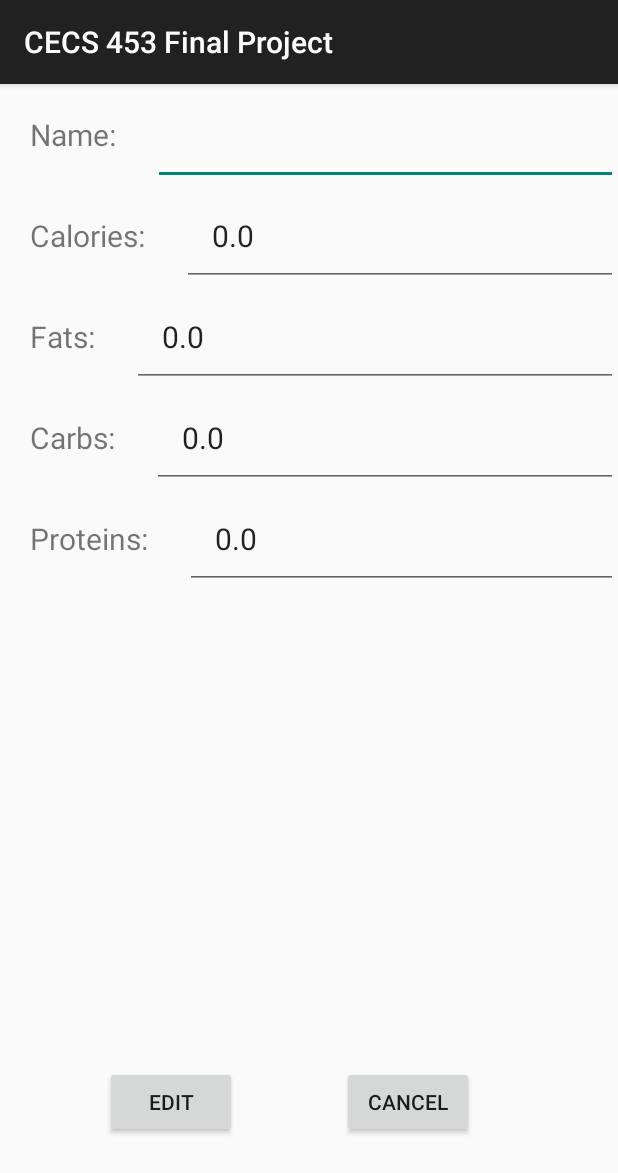
After one commit to MJSanfelippo/CECS453FinalProject, an Android app: the EditFoodInfoActivity screen opened directly, with no data from a screen before it, on a phone screen of 412 x 824 dp. The commit adds this screen. Shown: the top 1173 px of the screen. Run offline under Robolectric (Android 15) with nearby library versions, the phone set to English and light mode, and no system bars; 6 statements that could not run were skipped.

Commit message:
Nam implemented edit food functionality

```diff
--- a/app/src/main/AndroidManifest.xml
+++ b/app/src/main/AndroidManifest.xml
@@ -21,6 +21,7 @@
         <activity android:name=".DisplayFoodInfoActivity"></activity>
         <activity android:name=".ProfileActivity"></activity>
         <activity android:name=".AddNewFoodActivity"></activity>
+        <activity android:name=".EditFoodInfoActivity"></activity>
 
     </application>
 
--- /dev/null
+++ b/app/src/main/java/android/csulb/edu/cecs453finalproject/EditFoodInfoActivity.java
@@ -0,0 +1,121 @@
+package android.csulb.edu.cecs453finalproject;
+
+import android.content.Intent;
+import android.os.Bundle;
+import android.support.v7.app.AppCompatActivity;
+import android.view.View;
+import android.widget.Button;
+import android.widget.EditText;
+import android.widget.TextView;
+import android.widget.Toast;
+
+/**
+ * Created by Nam on 12/1/2017.
+ */
+
+public class EditFoodInfoActivity extends AppCompatActivity {
+
+    private EditText nameEditText;
+    private EditText caloriesEditText;
+    private EditText carbsEditText;
+    private EditText proteinsEditText;
+    private EditText fatsEditText;
+
+    Button editButton;
+    Button cancelButton;
+
+    @Override
+    protected void onCreate(Bundle savedInstanceState) {
+        super.onCreate(savedInstanceState);
+        setContentView(R.layout.activity_edit_food);
+
+        editButton = (Button) findViewById(R.id.editButton);
+        cancelButton = (Button) findViewById(R.id.cancelButton);
+
+        nameEditText = (EditText) findViewById(R.id.nameEditText);
+        caloriesEditText = (EditText) findViewById(R.id.caloriesEditText);
+        fatsEditText = (EditText) findViewById(R.id.fatsEditText);
+        carbsEditText = (EditText) findViewById(R.id.carbsEditText);
+        proteinsEditText = (EditText) findViewById(R.id.proteinsEditText);
+
+        Intent intent = getIntent();
+        Bundle b = intent.getExtras();
+
+        final FoodItem foodItem = (FoodItem)b.getSerializable("FoodItem");
+
+        String currentName = foodItem.getName();
+        double currentCalories = foodItem.getCalories();
+        double currentCarbs = foodItem.getCarbs();
+        double currentProteins = foodItem.getProtein();
+        double currentFats = foodItem.getFats();
+
+        nameEditText.setText(currentName);
+        caloriesEditText.setText(currentCalories+"");
+        carbsEditText.setText(currentCarbs+"");
+        proteinsEditText.setText(currentProteins+"");
+        fatsEditText.setText(currentFats+"");
+
+        editButton.setOnClickListener(new View.OnClickListener() {
+            @Override
+            public void onClick(View view) {
+
+                String name = "";
+                double calories = 0;
+                double carbs = 0;
+                double fats = 0;
+                double proteins = 0;
+
+                boolean nameExists = false;
+                boolean caloriesExists = false;
+
+                if (!nameEditText.getText().toString().trim().equals("")){
+                    name = nameEditText.getText().toString().trim();
+                    nameExists = true;
+                } else {
+                    Toast.makeText(getApplicationContext(), "The food item needs a name", Toast.LENGTH_LONG).show();
+                }
+                if (!caloriesEditText.getText().toString().trim().equals("")){
+                    caloriesExists = true;
+                    calories = Double.parseDouble(caloriesEditText.getText().toString().trim());
+                } else {
+                    Toast.makeText(getApplicationContext(), "The food item needs an amount of calories", Toast.LENGTH_LONG).show();
+                }
+                if (!carbsEditText.getText().toString().trim().equals("")){
+                    carbs = Double.parseDouble(carbsEditText.getText().toString().trim());
+                }
+                if (!fatsEditText.getText().toString().trim().equals("")){
+                    fats = Double.parseDouble(fatsEditText.getText().toString().trim());
+                }
+                if (!proteinsEditText.getText().toString().trim().equals("")){
+                    proteins = Double.parseDouble(proteinsEditText.getText().toString().trim());
+                }
+                if (nameExists && caloriesExists){
+                    Intent intent = new Intent(EditFoodInfoActivity.this, MainActivity.class);
+                    Intent i = getIntent();
+                    String date = i.getStringExtra("date");
+                    FoodItem item = foodItem;
+                    item.setName(name);
+                    item.setCalories((int) calories);
+                    item.setCarbs((int) carbs);
+                    item.setFats((int) fats);
+                    item.setProtein((int) proteins);
+                    FoodDB db = new FoodDB(getApplicationContext());
+                    db.updateFood(item);
+                    db.close();
+                    startActivity(intent);
+                }
+
+            }
+        });
+
+        cancelButton.setOnClickListener(new View.OnClickListener() {
+            @Override
+            public void onClick(View view) {
+                Intent intent = new Intent(EditFoodInfoActivity.this, MainActivity.class);
+                startActivity(intent);
+            }
+        });
+
+
+    }
+}
--- a/app/src/main/java/android/csulb/edu/cecs453finalproject/FoodItem.java
+++ b/app/src/main/java/android/csulb/edu/cecs453finalproject/FoodItem.java
@@ -1,5 +1,6 @@
 package android.csulb.edu.cecs453finalproject;
 
+import java.io.Serializable;
 import java.text.SimpleDateFormat;
 import java.util.Calendar;
 
@@ -7,7 +8,7 @@ import java.util.Calendar;
  * Created by Michael on 11/11/2017.
  */
 
-public class FoodItem {
+public class FoodItem implements Serializable{
 
     private int id;
     private String name;
--- a/app/src/main/java/android/csulb/edu/cecs453finalproject/MainActivity.java
+++ b/app/src/main/java/android/csulb/edu/cecs453finalproject/MainActivity.java
@@ -167,7 +167,17 @@ public class MainActivity extends AppCompatActivity {
             db.deleteFood(foodItem);
 
         } else {
-            Toast.makeText(getApplicationContext(), "this is: " + item.getTitle(), Toast.LENGTH_SHORT).show();
+            /*
+             * Nam Nguyen
+             */
+            FoodItem foodItem = (FoodItem) viewClicked.getTag();
+
+            Bundle b = new Bundle();
+            b.putSerializable("FoodItem", foodItem);
+
+            Intent intent = new Intent(MainActivity.this, EditFoodInfoActivity.class);
+            intent.putExtras(b);
+            startActivity(intent);
         }
         return super.onContextItemSelected(item);
     }
--- /dev/null
+++ b/app/src/main/res/layout/activity_edit_food.xml
@@ -0,0 +1,124 @@
+<?xml version="1.0" encoding="utf-8"?>
+<RelativeLayout
+    xmlns:android="http://schemas.android.com/apk/res/android"
+    xmlns:tools="http://schemas.android.com/tools"
+    android:layout_width="match_parent"
+    android:layout_height="match_parent"
+    tools:context="android.csulb.edu.cecs453finalproject.EditFoodInfoActivity">
+
+    <TextView
+        android:id="@+id/nameTextView"
+        android:layout_width="wrap_content"
+        android:layout_height="wrap_content"
+        android:text="Name: "
+        android:padding="20dp"
+        android:textSize="20sp"/>
+
+    <EditText
+        android:layout_width="match_parent"
+        android:layout_height="wrap_content"
+        android:textSize="20sp"
+        android:padding="20dp"
+        android:id="@+id/nameEditText"
+        android:layout_toRightOf="@+id/nameTextView"
+        android:layout_above="@+id/caloriesTextView"
+        android:layout_alignParentEnd="true"
+        android:layout_alignParentRight="true"/>
+
+    <TextView
+        android:id="@+id/caloriesTextView"
+        android:layout_width="wrap_content"
+        android:layout_height="wrap_content"
+        android:layout_below="@+id/nameTextView"
+        android:text="Calories: "
+        android:padding="20dp"
+        android:textSize="20sp"/>
+
+    <EditText
+        android:layout_width="match_parent"
+        android:layout_height="wrap_content"
+        android:textSize="20sp"
+        android:id="@+id/caloriesEditText"
+        android:padding="20dp"
+        android:layout_toRightOf="@+id/caloriesTextView"
+        android:layout_below="@+id/nameTextView"
+        android:layout_alignBottom="@+id/caloriesTextView" />
+
+    <TextView
+        android:id="@+id/fatsTextView"
+        android:layout_width="wrap_content"
+        android:layout_height="wrap_content"
+        android:layout_below="@+id/caloriesTextView"
+        android:text="Fats: "
+        android:padding="20dp"
+        android:textSize="20sp"/>
+
+    <EditText
+        android:layout_width="match_parent"
+        android:layout_height="wrap_content"
+        android:textSize="20sp"
+        android:id="@+id/fatsEditText"
+        android:padding="20dp"
+        android:layout_toRightOf="@+id/fatsTextView"
+        android:layout_below="@+id/caloriesEditText"
+        android:layout_above="@+id/carbsTextView" />
+
+    <TextView
+        android:id="@+id/carbsTextView"
+        android:layout_width="wrap_content"
+        android:layout_height="wrap_content"
+        android:layout_below="@+id/fatsTextView"
+        android:text="Carbs: "
+        android:padding="20dp"
+        android:textSize="20sp"/>
+
+    <EditText
+        android:layout_width="match_parent"
+        android:layout_height="wrap_content"
+        android:textSize="20sp"
+        android:id="@+id/carbsEditText"
+        android:padding="20dp"
+        android:layout_toRightOf="@+id/carbsTextView"
+        android:layout_below="@+id/fatsEditText"
+        android:layout_above="@+id/proteinsTextView" />
+    <TextView
+        android:id="@+id/proteinsTextView"
+        android:layout_width="wrap_content"
+        android:layout_height="wrap_content"
+        android:layout_below="@+id/carbsTextView"
+        android:text="Proteins: "
+        android:padding="20dp"
+        android:textSize="20sp"/>
+
+    <EditText
+        android:layout_width="match_parent"
+        android:layout_height="wrap_content"
+        android:textSize="20sp"
+        android:id="@+id/proteinsEditText"
+        android:padding="20dp"
+        android:layout_toRightOf="@+id/proteinsTextView"
+        android:layout_below="@+id/carbsEditText"
+        android:layout_alignBottom="@+id/proteinsTextView" />
+
+    <Button
+        android:id="@+id/editButton"
+        android:layout_marginLeft="70dp"
+        android:layout_width="wrap_content"
+        android:layout_height="wrap_content"
+        android:layout_alignParentBottom="true"
+        android:layout_marginBottom="65dp"
+        android:text="Edit"
+        />
+
+    <Button
+        android:layout_width="wrap_content"
+        android:layout_height="wrap_content"
+        android:id="@+id/cancelButton"
+        android:layout_toRightOf="@+id/editButton"
+        android:layout_alignParentBottom="true"
+        android:layout_marginBottom="65dp"
+        android:layout_marginLeft="70dp"
+        android:text="Cancel" />
+
+
+</RelativeLayout>
```
